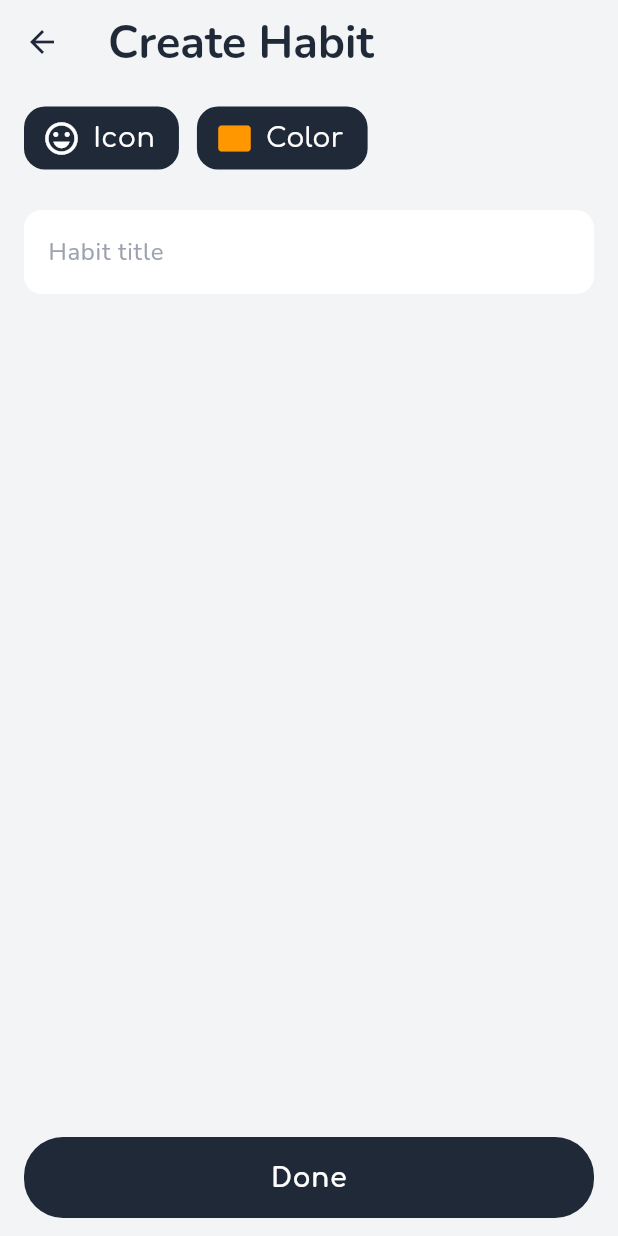
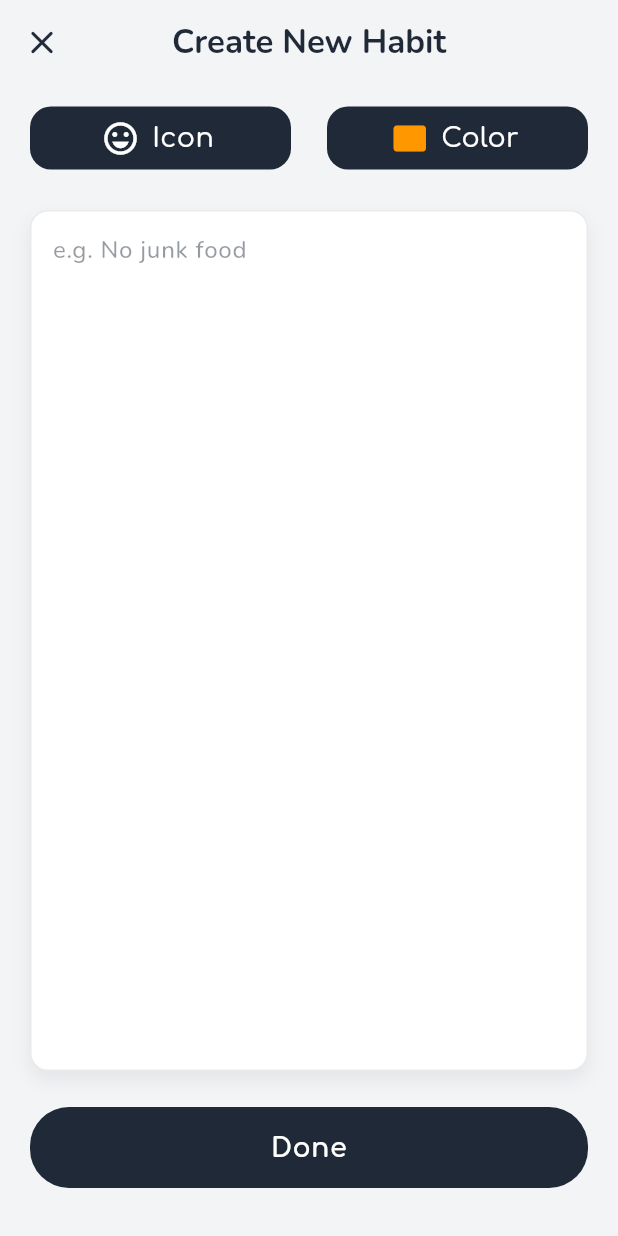
Before and after one commit to kuriboh23/Habit_Tracker, a Flutter app: the AddHabitPage screen opened by its route, on a phone screen of 412 x 824 dp. Run offline on Flutter 3.47's test engine with Material 3 defaults, Android fonts, the phone set to English and light mode, and no system bars; our stand-ins replace flutter_slidable, flutter_svg.

Commit message:
Update Add Habit Page

```diff
--- a/lib/core/constants/app_strings.dart
+++ b/lib/core/constants/app_strings.dart
@@ -27,7 +27,7 @@ class AppStrings {
   static const String catSocial = "Social";
 
   // --- Create Habit Screen ---
-  static const String createHabitTitle = "Create Habit";
+  static const String createHabitTitle = "Create New Habit";
   static const String habitNameHint = "Details...";
   static const String selectIcon = "Icon";
   static const String selectColor = "Color";
--- a/lib/core/constants/lists.dart
+++ b/lib/core/constants/lists.dart
@@ -5,5 +5,21 @@ import 'package:habit_tracker/data/models/habit.dart';
 class AppLists {
 
   static List<Habit> habits = [
+    Habit(title: 'Rich Dad Poor Dad', colorValue: 0xFFE91E63, iconCodePoint: Icons.sports_gymnastics_rounded.codePoint)
+  ];
+
+  static List<IconData> iconOptions = [
+    Icons.emoji_emotions_outlined,
+    Icons.star_outline,
+    Icons.fitness_center,
+    Icons.bookmark_outline,
+    Icons.brush_outlined,
+    Icons.coffee_outlined,
+    Icons.ramen_dining_sharp,
+    Icons.qr_code_rounded,
+    Icons.travel_explore_rounded,
+    Icons.man_2_rounded,
+    Icons.bedroom_baby_rounded,
+    Icons.woman_2_rounded
   ];
 }
--- a/lib/core/theme/habits_palletes.dart
+++ b/lib/core/theme/habits_palletes.dart
@@ -6,6 +6,7 @@ class HabitPalettes {
     Color(0xFF2196F3), // Blue
     Color(0xFFFF9800), // Orange
     Color(0xFFE91E63), // Pink
+    Color(0xFFC508DA), // Violet
   ];
 }
 
--- a/lib/core/utils/helper.dart
+++ b/lib/core/utils/helper.dart
@@ -1,4 +1,5 @@
 import 'package:flutter/material.dart';
+import 'package:habit_tracker/core/constants/lists.dart';
 import 'package:habit_tracker/core/theme/habits_palletes.dart';
 import 'package:intl/intl.dart';
 
@@ -61,20 +62,7 @@ int getTodayDate() {
 
   final List<Color> colorsPalletes = HabitPalettes.colors;
 
-  final List<IconData> iconOptions = [
-    Icons.emoji_emotions_outlined,
-    Icons.star_outline,
-    Icons.fitness_center,
-    Icons.bookmark_outline,
-    Icons.brush_outlined,
-    Icons.coffee_outlined,
-    Icons.ramen_dining_sharp,
-    Icons.qr_code_rounded,
-    Icons.travel_explore_rounded,
-    Icons.man_2_rounded,
-    Icons.bedroom_baby_rounded,
-    Icons.woman_2_rounded
-  ];
+  final List<IconData> iconOptions = AppLists.iconOptions;
 
   IconData selectedIcon = Icons.emoji_emotions_outlined;
   Color selectedColor = HabitPalettes.colors[2];
--- a/lib/presentation/screens/add_habit_page.dart
+++ b/lib/presentation/screens/add_habit_page.dart
@@ -1,10 +1,11 @@
 import 'package:flutter/material.dart';
+import 'package:flutter/services.dart';
 import 'package:habit_tracker/core/constants/app_strings.dart';
 import 'package:habit_tracker/core/constants/lists.dart';
 import 'package:habit_tracker/data/models/habit.dart';
 import 'package:habit_tracker/core/theme/habits_palletes.dart';
 import 'package:habit_tracker/presentation/widgets/app_button.dart';
-import 'package:habit_tracker/presentation/widgets/select_buttons.dart';
+import 'package:habit_tracker/presentation/widgets/select_ic_buttons.dart';
 
 class AddHabitPage extends StatefulWidget {
   const AddHabitPage({super.key});
@@ -15,7 +16,9 @@ class AddHabitPage extends StatefulWidget {
 
 class _AddHabitPageState extends State<AddHabitPage> {
   final TextEditingController _titleController = TextEditingController();
+  final FocusNode _titleFocusNode = FocusNode();
 
+  // Selection State
   IconData? _selectedIcon;
   Color? _selectedColor;
 
@@ -36,7 +39,7 @@ class _AddHabitPageState extends State<AddHabitPage> {
     final title = _titleController.text.trim();
     if (title.isEmpty) return;
 
-    final colorValue = _selectedColor?.value ?? HabitPalettes.colors[0].value;
+    final colorValue = _selectedColor?.toARGB32() ?? HabitPalettes.colors[0].toARGB32();
     final iconCodePoint = _selectedIcon?.codePoint ?? Icons.emoji_emotions_outlined.codePoint;
 
     final newHabit = Habit(
@@ -56,31 +59,73 @@ class _AddHabitPageState extends State<AddHabitPage> {
 
     return Scaffold(
       appBar: AppBar(
+        leading: IconButton(
+          icon: const Icon(Icons.close_rounded, size: 26),
+          onPressed: () => Navigator.of(context).pop(),
+        ),
         title: Text(
           AppStrings.createHabitTitle,
-          style: theme.textTheme.headlineLarge,
+          style: theme.textTheme.headlineLarge?.copyWith(
+            fontSize: 22,
+            fontWeight: FontWeight.bold,
+          ),
         ),
+        automaticallyImplyLeading: false,
+        centerTitle: true,
         backgroundColor: Colors.transparent,
       ),
       body: Padding(
-        padding: const EdgeInsets.symmetric(horizontal: 16.0, vertical: 12),
+        padding: const EdgeInsets.symmetric(horizontal: 20.0, vertical: 12),
         child: Column(
+          crossAxisAlignment: CrossAxisAlignment.start,
           children: [
-            SelectButtons(onChanged: _onSelectionChanged),
-            const SizedBox(height: 24,),
+
+            SelectICButtons(onChanged: _onSelectionChanged),
+            const SizedBox(height: 24),
+
             Expanded(
-              child: TextField(
-                controller: _titleController,
-                decoration: const InputDecoration(hintText: 'Habit title'),
+              child: GestureDetector(
+                onTap: () => _titleFocusNode.requestFocus(),
+                child: Container(
+                  padding: const EdgeInsets.all(14),
+                  decoration: BoxDecoration(
+                    color: colors.surface,
+                    borderRadius: BorderRadius.circular(12),
+                    boxShadow: [
+                      BoxShadow(
+                        color: colors.onSurface.withAlpha(20),
+                        blurRadius: 10,
+                        offset: const Offset(0, 6),
+                      ),
+                    ],
+                    border: Border.all(color: colors.onSurface.withAlpha(25)),
+                  ),
+                  child: TextField(
+                    focusNode: _titleFocusNode,
+                    controller: _titleController,
+                    keyboardType: TextInputType.multiline,
+                    maxLines: null,
+                    expands: true,
+                    textAlignVertical: TextAlignVertical.top,
+                    inputFormatters: [LengthLimitingTextInputFormatter(16)],
+                    style: const TextStyle(fontWeight: FontWeight.w500),
+                    decoration: InputDecoration.collapsed(
+                      hintText: 'e.g. No junk food',
+                      hintStyle: TextStyle(color: colors.onSurface.withAlpha(120)),
+                    ),
+                  ),
+                ),
               ),
             ),
+            SizedBox(height: 24,),
             AppButton(
               label: AppStrings.done,
-              iconColor: colors.surface,
+              textColor: colors.surface,
               bgColor: colors.onSurface,
               theme: theme,
               function: _onDone,
-            )
+            ),
+            const SizedBox(height: 20),
           ],
         ),
       ),
--- a/lib/presentation/screens/home_screen.dart
+++ b/lib/presentation/screens/home_screen.dart
@@ -45,7 +45,6 @@ class HomeScreen extends StatelessWidget {
                 ),),
                 SizedBox(width: 24,),
                 DoneHabitsBadge(count: habits.where((h) => h.isCompleted).length, total: habits.length, color: colors.onSurface, doneColor: colors.secondary),
-
               ],
             ),
             Expanded(child:
@@ -61,7 +60,7 @@ class HomeScreen extends StatelessWidget {
                 itemBuilder: (context, index) {
                 return HabitListTile(habit: habits[index]);
               },),
-            ))
+            )),
           ],
         ),
       ),
--- a/lib/presentation/widgets/app_button.dart
+++ b/lib/presentation/widgets/app_button.dart
@@ -55,7 +55,7 @@ class AppButton extends StatelessWidget {
       child : Container(
         width: double.infinity,
 
-          padding: const EdgeInsets.symmetric(horizontal: 18.0, vertical: 6),
+          padding: const EdgeInsets.symmetric(horizontal: 12.0, vertical: 6),
           child: Text(
             textAlign: TextAlign.center,
             label,
--- a/lib/presentation/widgets/select_buttons.dart
+++ /dev/null
@@ -1,61 +0,0 @@
-import 'package:flutter/material.dart';
-import 'package:habit_tracker/core/constants/app_strings.dart';
-import 'package:habit_tracker/core/utils/helper.dart';
-import 'package:habit_tracker/presentation/widgets/app_button.dart';
-
-class SelectButtons extends StatefulWidget {
-  final void Function(IconData selectedIcon, Color selectedColor)? onChanged;
-
-  const SelectButtons({super.key, this.onChanged});
-
-  @override
-  State<SelectButtons> createState() => _SelectButtonsState();
-}
-
-class _SelectButtonsState extends State<SelectButtons> {
-
-  final helper = Helper();
-  IconData get selectedIcon => helper.selectedIcon;
-  Color get selectedColor => helper.selectedColor;
-
-  @override
-  Widget build(BuildContext context) {
-    final theme = Theme.of(context);
-    final colors = theme.colorScheme;
-
-    return Row(
-      children: [
-        AppButton(
-          bgColor: colors.onSurface,
-          iconColor: colors.surface,
-          theme: theme,
-          icon: selectedIcon,
-          size: 26,
-          label: AppStrings.selectIcon,
-          border: 14,
-          function: () async {
-            await helper.showIconPicker(context);
-            setState(() {});
-            widget.onChanged?.call(helper.selectedIcon, helper.selectedColor);
-          },
-        ),
-        const SizedBox(width: 12),
-        AppButton(
-          bgColor: colors.onSurface,
-          iconColor: selectedColor,
-          textColor: colors.surface,
-          theme: theme,
-          icon: Icons.rectangle_rounded,
-          size: 26,
-          label: AppStrings.selectColor,
-          border: 14,
-          function: () async {
-            await helper.showColorPicker(context);
-            setState(() {});
-            widget.onChanged?.call(helper.selectedIcon, helper.selectedColor);
-          },
-        ),
-      ],
-    );
-  }
-}
--- /dev/null
+++ b/lib/presentation/widgets/select_ic_buttons.dart
@@ -0,0 +1,64 @@
+import 'package:flutter/material.dart';
+import 'package:habit_tracker/core/constants/app_strings.dart';
+import 'package:habit_tracker/core/utils/helper.dart';
+import 'package:habit_tracker/presentation/widgets/app_button.dart';
+
+class SelectICButtons extends StatefulWidget {
+  final void Function(IconData selectedIcon, Color selectedColor)? onChanged;
+
+  const SelectICButtons({super.key, this.onChanged});
+
+  @override
+  State<SelectICButtons> createState() => _SelectButtonsState();
+}
+
+class _SelectButtonsState extends State<SelectICButtons> {
+
+  final helper = Helper();
+  IconData get selectedIcon => helper.selectedIcon;
+  Color get selectedColor => helper.selectedColor;
+
+  @override
+  Widget build(BuildContext context) {
+    final theme = Theme.of(context);
+    final colors = theme.colorScheme;
+
+    return Row(
+      mainAxisAlignment: MainAxisAlignment.spaceAround,
+      children: [
+        Expanded(
+          child: AppButton(
+            bgColor: colors.onSurface,
+            iconColor: colors.surface,
+            theme: theme,
+            icon: selectedIcon,
+            size: 26,
+            label: AppStrings.selectIcon,
+            border: 14,
+            function: () async {
+              await helper.showIconPicker(context);
+              widget.onChanged?.call(helper.selectedIcon, helper.selectedColor);
+            },
+          ),
+        ),
+        SizedBox(width: 24,),
+        Expanded(
+          child: AppButton(
+            bgColor: colors.onSurface,
+            iconColor: selectedColor,
+            textColor: colors.surface,
+            theme: theme,
+            icon: Icons.rectangle_rounded,
+            size: 26,
+            label: AppStrings.selectColor,
+            border: 14,
+            function: () async {
+              await helper.showColorPicker(context);
+              widget.onChanged?.call(helper.selectedIcon, helper.selectedColor);
+            },
+          ),
+        ),
+      ],
+    );
+  }
+}
--- a/pubspec.yaml
+++ b/pubspec.yaml
@@ -7,9 +7,14 @@ environment:
   sdk: ^3.11.0
 
 dependencies:
+  build_runner: ^2.4.13
   flutter:
     sdk: flutter
+  flutter_slidable: ^4.0.3
   flutter_svg: ^2.2.3
+  hive: ^2.2.3
+  hive_flutter: ^1.1.0
+  hive_generator: ^2.0.1
   intl: ^0.20.2
 
 dev_dependencies:
```
Also changed, not shown: lib/presentation/widgets/bottom_nav_bar.dart (+3 -11 lines), lib/presentation/widgets/date_row.dart (+3 -4 lines), lib/presentation/widgets/habit_list_tile.dart (+35 -29 lines), lib/presentation/widgets/nav_icon_button.dart (added, +28 -0 lines), lib/presentation/widgets/options_button.dart (added, +51 -0 lines), pubspec.lock.
